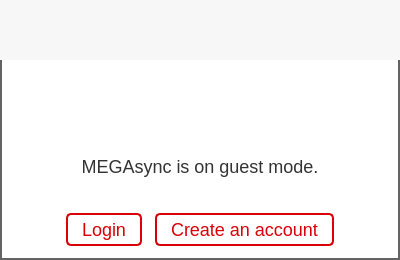
First picture: the form in Source/MEGASync/gui/win/GuestWidget.ui, repository meganz/MEGAsync, before the edit.
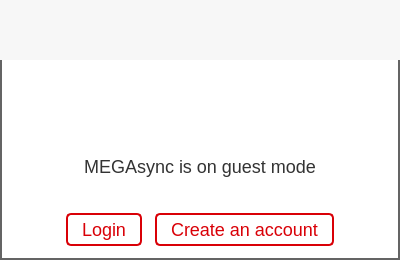
Second picture: the form after the edit. Icons and pictures are not drawn. Custom widgets are drawn as their Qt base class.

```diff
--- a/Source/MEGASync/gui/win/GuestWidget.ui
+++ b/Source/MEGASync/gui/win/GuestWidget.ui
@@ -283,7 +283,10 @@
       <item>
        <widget class="QLabel" name="lDesc">
         <property name="text">
-         <string>&lt;html&gt;&lt;head/&gt;&lt;body&gt;&lt;p align=&quot;center&quot;&gt;MEGAsync is on guest mode.&lt;/p&gt;&lt;/body&gt;&lt;/html&gt;</string>
+         <string>MEGAsync is on guest mode</string>
+        </property>
+        <property name="alignment">
+         <set>Qt::AlignCenter</set>
         </property>
        </widget>
       </item>
```
Left out of the diff: 2 changed lines with no effect on the pictures.
